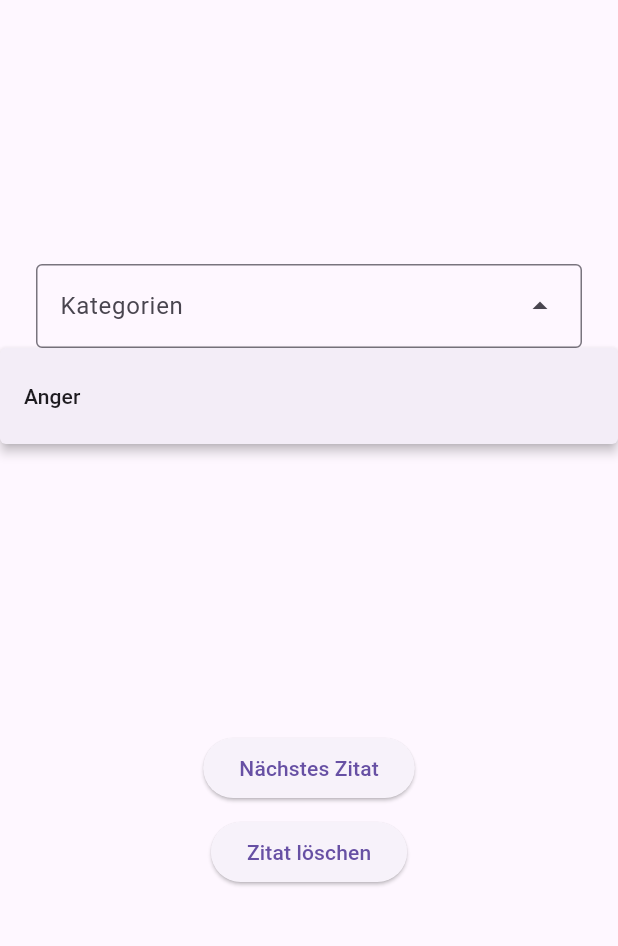
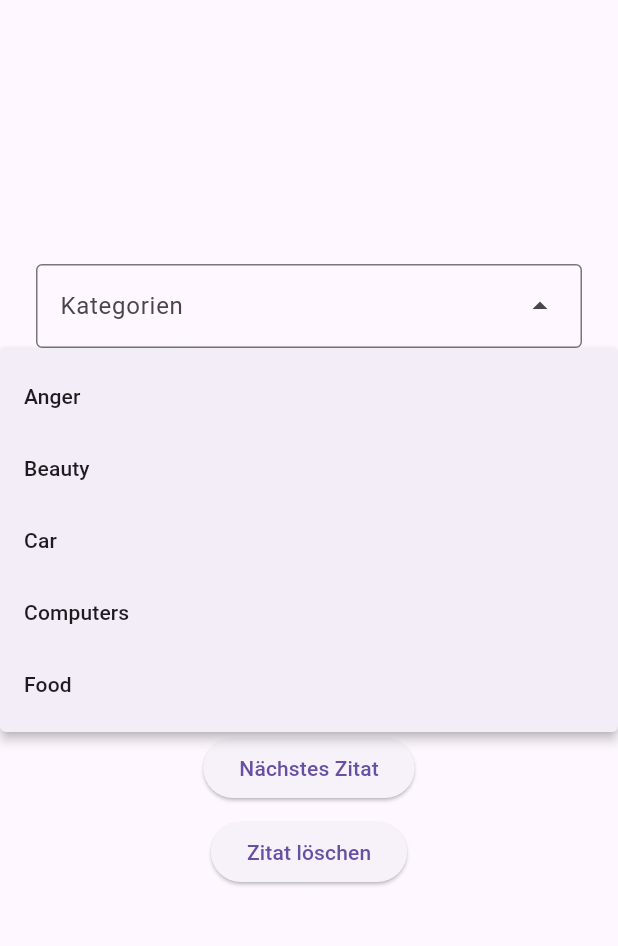
Before and after one commit to Sascha-create/zitate_app, a Flutter app: the screen it shows after launch, after a tap on "Anger", on a phone screen of 412 x 824 dp, the part 84-1030 px from its top. Run offline on Flutter 3.47's test engine with Material 3 defaults, Android fonts, the light colour scheme and no system bars; our stand-ins replace shared_preferences.

Commit message:
added some Categorys

```diff
--- /dev/null
+++ b/lib/features/show_quotes/category.dart
@@ -0,0 +1,6 @@
+class Category {
+  final String name;
+  final String uri;
+
+  Category({required this.name, required this.uri});
+}
--- a/lib/features/show_quotes/quote_screen.dart
+++ b/lib/features/show_quotes/quote_screen.dart
@@ -2,21 +2,10 @@ import 'dart:convert';
 import 'package:flutter/material.dart';
 import 'package:http/http.dart' as http;
 import 'package:zitate_app/api_key.dart';
+import 'package:zitate_app/features/show_quotes/category.dart';
 import 'package:zitate_app/shared/database_repository.dart';
 
 const quoteUri = "https://api.api-ninjas.com/v1/quotes";
-
-// Future<String> getQuote() async {
-//   final response =
-//       await http.get(Uri.parse(quoteUri), headers: {'X-Api-Key': myXApiKey});
-//   final jsonData = response.body;
-
-//   final jsonObject = jsonDecode(jsonData);
-
-//   final String quote = jsonObject[0]["quote"];
-
-//   return quote;
-// }
 
 class QuoteScreen extends StatefulWidget {
   const QuoteScreen({super.key, required this.repository});
@@ -66,6 +55,18 @@ class _QuoteScreenState extends State<QuoteScreen> {
   Widget build(BuildContext context) {
     Category anger = Category(
         name: 'Anger',
+        uri: 'https://api.api-ninjas.com/v1/quotes?category=anger');
+    Category beauty = Category(
+        name: 'Beauty',
+        uri: 'https://api.api-ninjas.com/v1/quotes?category=beauty');
+    Category car = Category(
+        name: 'Beauty',
+        uri: 'https://api.api-ninjas.com/v1/quotes?category=car');
+    Category computers = Category(
+        name: 'Beauty',
+        uri: 'https://api.api-ninjas.com/v1/quotes?category=computers');
+    Category food = Category(
+        name: 'Beauty',
         uri: 'https://api.api-ninjas.com/v1/quotes?category=food');
     return MaterialApp(
       home: Scaffold(
@@ -94,7 +95,23 @@ class _QuoteScreenState extends State<QuoteScreen> {
                       DropdownMenuEntry(
                         value: anger.uri,
                         label: 'Anger',
-                      )
+                      ),
+                      DropdownMenuEntry(
+                        value: beauty.uri,
+                        label: 'Beauty',
+                      ),
+                      DropdownMenuEntry(
+                        value: car.uri,
+                        label: 'Car',
+                      ),
+                      DropdownMenuEntry(
+                        value: computers.uri,
+                        label: 'Computers',
+                      ),
+                      DropdownMenuEntry(
+                        value: food.uri,
+                        label: 'Food',
+                      ),
                     ]),
                 SizedBox(height: 240, child: Text(quote)),
                 const SizedBox(
@@ -124,10 +141,3 @@ class _QuoteScreenState extends State<QuoteScreen> {
     );
   }
 }
-
-class Category {
-  final String name;
-  final String uri;
-
-  Category({required this.name, required this.uri});
-}
```
